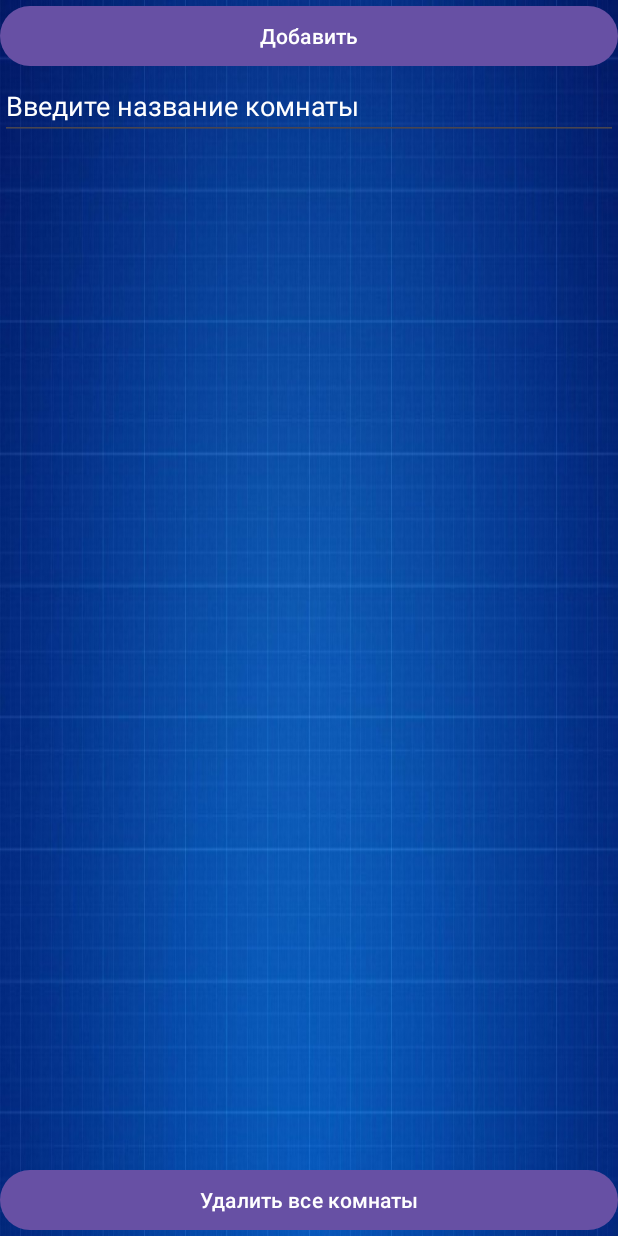
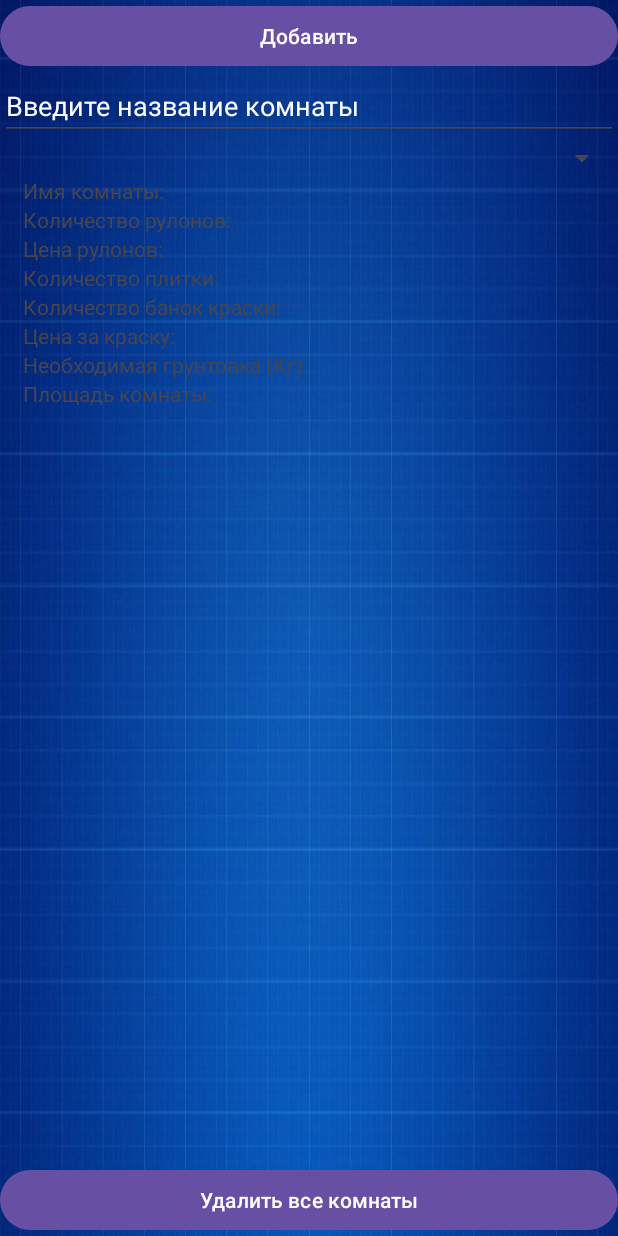
Before and after one commit to DanilaPoryadnyy/MyHouseFlipperDPA, an Android app: the screen it shows after launch (MainActivity), after a tap on "Мои комнаты", on a phone screen of 412 x 824 dp. Run offline under Robolectric (Android 15) with nearby library versions, the phone set to English and light mode, and no system bars.

Commit message:
Вывод комнат

```diff
--- a/app/src/main/java/com/example/houseflipper/MyRoomsFragment.java
+++ b/app/src/main/java/com/example/houseflipper/MyRoomsFragment.java
@@ -7,10 +7,13 @@ import android.os.Bundle;
 import android.view.LayoutInflater;
 import android.view.View;
 import android.view.ViewGroup;
+import android.widget.AdapterView;
 import android.widget.ArrayAdapter;
 import android.widget.Button;
 import android.widget.EditText;
 import android.widget.ListView;
+import android.widget.Spinner;
+import android.widget.TextView;
 import android.widget.Toast;
 
 import androidx.annotation.NonNull;
@@ -24,9 +27,15 @@ import java.util.List;
 
 public class MyRoomsFragment extends Fragment {
     private RoomsDBHelper dbHelper;
-    private RecyclerView roomsRecyclerView;
-    private RoomsAdapter adapter;
-    private List<Room> roomsList;
+    private Spinner roomSpinner;
+    private TextView roomNameVar;
+    private TextView rollsCount;
+    private TextView rollsCost;
+    private TextView tilesCount;
+    private TextView paintCansCount;
+    private TextView paintCost;
+    private TextView primerWeight;
+    private TextView roomArea;
 
     public MyRoomsFragment() {
         // Required empty public constructor
@@ -43,23 +52,29 @@ public class MyRoomsFragment extends Fragment {
         Button clearDatabaseButton = view.findViewById(R.id.clearDb);
         Button addDatabaseButton = view.findViewById(R.id.addTest);
 
-        roomsRecyclerView = view.findViewById(R.id.roomsRecyclerView);
-        roomsRecyclerView.setLayoutManager(new LinearLayoutManager(requireContext()));
+        roomSpinner = view.findViewById(R.id.roomSpinner);
 
-        roomsList = getRooms(); // Получите данные из базы данных
-        adapter = new RoomsAdapter(roomsList);
-        roomsRecyclerView.setAdapter(adapter);
+        roomNameVar = view.findViewById(R.id.roomNameVar);
+        rollsCount = view.findViewById(R.id.rollsCount);
+        rollsCost = view.findViewById(R.id.rollsCost);
+        tilesCount = view.findViewById(R.id.tilesCount);
+        paintCansCount = view.findViewById(R.id.paintCansCount);
+        paintCost = view.findViewById(R.id.paintCost);
+        primerWeight = view.findViewById(R.id.primerWeight);
+        roomArea = view.findViewById(R.id.roomArea);
+
+        loadRoomsData();
 
         clearDatabaseButton.setOnClickListener(v -> {
             dbHelper.clearDatabase();
-            updateRoomsList();
+            loadRoomsData();
         });
 
         addDatabaseButton.setOnClickListener(v -> {
             String roomName = inputBox.getText().toString().trim();
             if (!roomName.isEmpty()) {
                 addRoom(roomName);
-                updateRoomsList();
+                loadRoomsData();
                 inputBox.getText().clear(); // Очищаем поле ввода после добавления комнаты
             } else {
                 // Действие при пустой строке
@@ -69,12 +84,47 @@ public class MyRoomsFragment extends Fragment {
 
         return view;
     }
+    public void loadRoomsData() {
+        dbHelper = new RoomsDBHelper(requireContext()); // Инициализация помощника базы данных
 
-    private void updateRoomsList() {
-        roomsList.clear();
-        roomsList.addAll(getRooms());
-        adapter.notifyDataSetChanged();
+        List<Room> rooms = dbHelper.getAllRooms();
+
+        // Создание ArrayAdapter и установка его в Spinner
+        ArrayAdapter<Room> adapter = new ArrayAdapter<>(requireContext(), android.R.layout.simple_spinner_item, rooms);
+        adapter.setDropDownViewResource(android.R.layout.simple_spinner_dropdown_item);
+        roomSpinner.setAdapter(adapter);
+
+        // Обработка выбора элемента в Spinner, если нужно что-то выполнить при выборе
+        roomSpinner.setOnItemSelectedListener(new AdapterView.OnItemSelectedListener() {
+            @Override
+            public void onItemSelected(AdapterView<?> parent, View view, int position, long id) {
+                // Получение выбранной комнаты
+                Room selectedRoom = (Room) parent.getItemAtPosition(position);
+                try {
+                roomNameVar.setText(String.format("Название: " + selectedRoom.getRoomName()));
+                String one = String.valueOf("Количество рулонов: "+ selectedRoom.getRollsCount());
+                rollsCount.setText(one);
+                String two = String.valueOf("Цена за обои: "+selectedRoom.getTotalRollsCost() + " руб.");
+                rollsCost.setText(two);
+                tilesCount.setText("Количество плитки: " + selectedRoom.getTilesCount());
+                paintCansCount.setText("Количество банок краски:" + selectedRoom.getPaintCansCount());
+                String three = String.valueOf("Цена за краску: " +selectedRoom.getPaintCost() + " руб.");
+                paintCost.setText(three);
+                String four = String.valueOf("Требуется грунтовки: " + selectedRoom.getPrimerWeight() + " кг");
+                primerWeight.setText(four);
+                String five = String.valueOf("Площадь: " + selectedRoom.getRoomArea() + " м2");
+                roomArea.setText(five);
+                }
+                catch (Exception e){}
+            }
+
+            @Override
+            public void onNothingSelected(AdapterView<?> parent) {
+                // Обработка ситуации, когда ничего не выбрано в Spinner
+            }
+        });
     }
+
 
     @Override
     public void onDestroy() {
--- a/app/src/main/java/com/example/houseflipper/TilesFragment.java
+++ b/app/src/main/java/com/example/houseflipper/TilesFragment.java
@@ -78,7 +78,7 @@ public class TilesFragment extends Fragment {
         int tileCount = (int) Math.ceil(surfaceArea / tileArea);
 
         // Обновление TextView
-        textSurfaceArea.setText(String.format("%.2f", surfaceArea));
+        textSurfaceArea.setText(String.format(String.valueOf(surfaceArea)));
         textTileCount.setText(String.valueOf(tileCount));
         } catch (NumberFormatException e) {
             // Обработка ошибки при неверном формате числа
--- a/app/src/main/res/layout/fragment_my_rooms.xml
+++ b/app/src/main/res/layout/fragment_my_rooms.xml
@@ -5,16 +5,6 @@
     android:background="@drawable/back_app">
 
     <!-- Your content for My Rooms fragment -->
-    <androidx.recyclerview.widget.RecyclerView
-        android:id="@+id/roomsRecyclerView"
-        android:layout_width="394dp"
-        android:layout_height="543dp"
-        android:layout_above="@+id/clearDb"
-        android:layout_below="@+id/addTest"
-        android:layout_marginStart="5dp"
-        android:layout_marginTop="83dp"
-        android:layout_marginEnd="5dp"
-        android:layout_marginBottom="10dp" />
     <EditText
         android:id="@+id/inputBox"
         android:layout_width="match_parent"
@@ -22,6 +12,70 @@
         android:layout_below="@id/addTest"
         android:hint="Введите название комнаты"
         android:textColorHint="@color/white"/>
+
+    <Spinner
+        android:id="@+id/roomSpinner"
+        android:layout_width="match_parent"
+        android:layout_height="wrap_content"
+        android:layout_below="@id/inputBox"/>
+
+    <!-- Другие поля для ввода данных о комнате -->
+    <TextView
+        android:id="@+id/roomNameVar"
+        android:layout_width="match_parent"
+        android:layout_height="wrap_content"
+        android:text="Имя комнаты: "
+        android:layout_below="@id/roomSpinner"
+        android:layout_marginStart="15dp"/>
+    <TextView
+        android:id="@+id/rollsCount"
+        android:layout_width="match_parent"
+        android:layout_height="wrap_content"
+        android:text="Количество рулонов: "
+        android:layout_below="@id/roomNameVar"
+        android:layout_marginStart="15dp"/>
+    <TextView
+        android:id="@+id/rollsCost"
+        android:layout_width="match_parent"
+        android:layout_height="wrap_content"
+        android:text="Цена рулонов: "
+        android:layout_below="@id/rollsCount"
+        android:layout_marginStart="15dp"/>
+    <TextView
+        android:id="@+id/tilesCount"
+        android:layout_width="match_parent"
+        android:layout_height="wrap_content"
+        android:text="Количество плитки: "
+        android:layout_below="@id/rollsCost"
+        android:layout_marginStart="15dp"/>
+    <TextView
+        android:id="@+id/paintCansCount"
+        android:layout_width="match_parent"
+        android:layout_height="wrap_content"
+        android:text="Количество банок краски: "
+        android:layout_below="@id/tilesCount"
+        android:layout_marginStart="15dp"/>
+    <TextView
+        android:id="@+id/paintCost"
+        android:layout_width="match_parent"
+        android:layout_height="wrap_content"
+        android:text="Цена за краску: "
+        android:layout_below="@id/paintCansCount"
+        android:layout_marginStart="15dp"/>
+    <TextView
+        android:id="@+id/primerWeight"
+        android:layout_width="match_parent"
+        android:layout_height="wrap_content"
+        android:text="Необходимая грунтовка (Кг): "
+        android:layout_below="@id/paintCost"
+        android:layout_marginStart="15dp"/>
+    <TextView
+        android:id="@+id/roomArea"
+        android:layout_width="match_parent"
+        android:layout_height="wrap_content"
+        android:text="Площадь комнаты: "
+        android:layout_below="@id/primerWeight"
+        android:layout_marginStart="15dp"/>
 
     <Button
         android:id="@+id/addTest"
@@ -34,6 +88,5 @@
         android:layout_width="match_parent"
         android:layout_height="wrap_content"
         android:layout_alignParentBottom="true"
-        android:text="Удалить все комнаты"/>
-
+        android:text="Удалить все комнаты"/>"/>
 </RelativeLayout>
```
